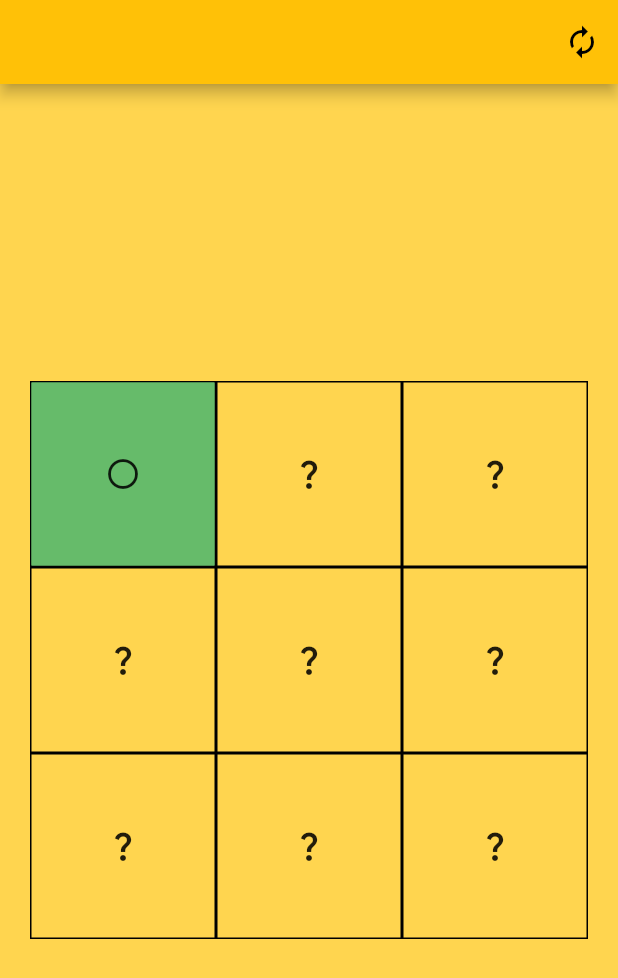
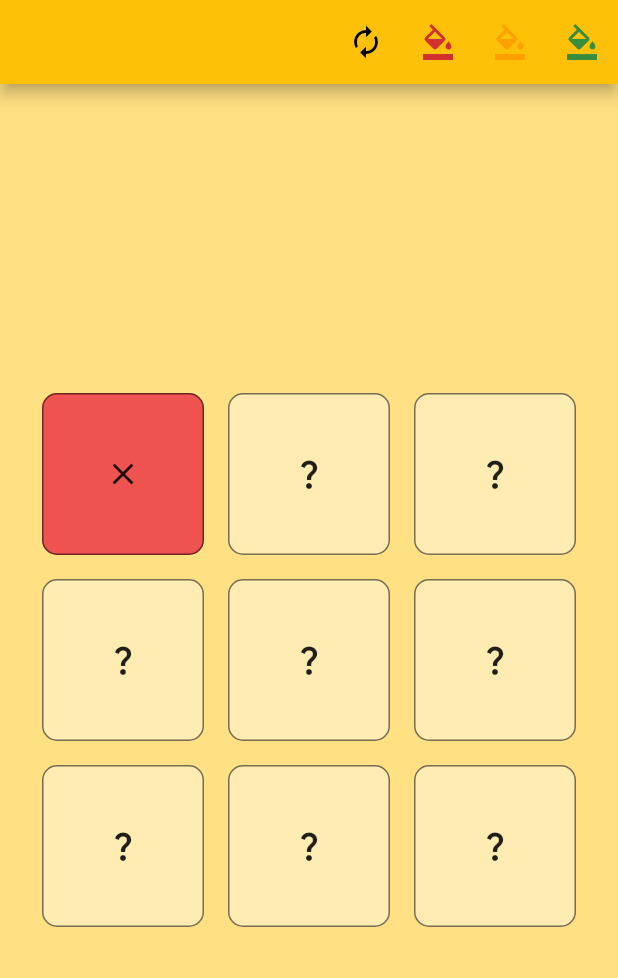
Before and after one commit to linememory/tic_tac_toe, a Flutter app: the screen it shows after launch, after a tap on the "question mark" icon, on a phone screen of 412 x 824 dp. Shown: the top 978 px of the screen. Run offline on Flutter 3.47's test engine with Material 2 defaults, Android fonts, the phone set to English and light mode, and no system bars; our stand-ins replace flutter_riverpod.

Commit message:
added riverpod state management

```diff
--- a/lib/features/game/views/tic_tac_toe.dart
+++ b/lib/features/game/views/tic_tac_toe.dart
@@ -1,4 +1,14 @@
 import 'package:flutter/material.dart';
+import 'package:flutter_riverpod/flutter_riverpod.dart';
+import 'package:tic_tac_toe/main.dart';
+
+final ticTacToeProvider = StateProvider<List<FieldState>>((ref) {
+  return List.filled(3 * 3, FieldState.empty);
+});
+
+final playerProvider = StateProvider<bool>((ref) {
+  return false;
+});
 
 enum FieldState {
   empty("Empty"),
@@ -9,47 +19,131 @@ enum FieldState {
   const FieldState(this.name);
 }
 
-class TicTacToe extends StatefulWidget {
+class TicTacToe extends ConsumerWidget {
   const TicTacToe({Key? key}) : super(key: key);
 
   @override
-  State<TicTacToe> createState() => _TicTacToeState();
+  Widget build(BuildContext context, WidgetRef ref) {
+    ref.listen<StateController<List<FieldState>>>(ticTacToeProvider.state,
+        (previous, next) {
+      String winnerName = "";
+      Color color = Theme.of(context).primaryColor;
+      if (hasPlayerWon(FieldState.player1, next.state)) {
+        winnerName = "${FieldState.player1.name} Has Won!";
+        color = Colors.green;
+      } else if (hasPlayerWon(FieldState.player2, next.state)) {
+        winnerName = "${FieldState.player2.name} Has Won!";
+        color = Colors.red;
+      } else if (!next.state.contains(FieldState.empty)) {
+        winnerName = "Draw!";
+      } else {
+        return;
+      }
+      showDialog<String>(
+        barrierDismissible: false,
+        context: context,
+        builder: (BuildContext context) => SimpleDialog(
+          backgroundColor: color,
+          titlePadding: const EdgeInsets.all(10),
+          contentPadding: const EdgeInsets.all(0),
+          title: const Text(
+            'Game Ended',
+            textAlign: TextAlign.center,
+          ),
+          children: [
+            Padding(
+              padding: const EdgeInsets.all(18.0),
+              child: Center(
+                child: Column(
+                  mainAxisAlignment: MainAxisAlignment.center,
+                  children: [
+                    Text(
+                      winnerName,
+                      textAlign: TextAlign.center,
+                    ),
+                    const SizedBox(
+                      height: 25,
+                    ),
+                    ElevatedButton(
+                      onPressed: () {
+                        ref.refresh(ticTacToeProvider);
+                        Navigator.pop(context, 'Again');
+                      },
+                      child: const Text("Play Again!"),
+                    )
+                  ],
+                ),
+              ),
+            ),
+          ],
+        ),
+      );
+    });
+
+    List<Widget> children = generateChildren(ref, context);
+
+    return Scaffold(
+      backgroundColor: Theme.of(context).backgroundColor,
+      appBar: AppBar(
+        actions: [
+          IconButton(
+            onPressed: () {
+              ref.refresh(ticTacToeProvider);
+            },
+            icon: const Icon(Icons.autorenew),
+          ),
+          IconButton(
+            onPressed: () {
+              ref.read(themeColorProvider.state).state = Colors.red;
+            },
+            icon: Icon(
+              Icons.format_color_fill_outlined,
+              color: Colors.red.shade700,
+            ),
+          ),
+          IconButton(
+            onPressed: () {
+              ref.read(themeColorProvider.state).state = Colors.amber;
+            },
+            icon: Icon(
+              Icons.format_color_fill_outlined,
+              color: Colors.amber.shade700,
+            ),
+          ),
+          IconButton(
+            onPressed: () {
+              ref.read(themeColorProvider.state).state = Colors.green;
+            },
+            icon: Icon(
+              Icons.format_color_fill_outlined,
+              color: Colors.green.shade700,
+            ),
+          ),
+        ],
+      ),
+      body: SafeArea(
+        child: Center(
+          child: Builder(
+            builder: (context) {
+              // if (winner == null) {
+              return GridView(
+                shrinkWrap: true,
+                padding: const EdgeInsets.all(20),
+                gridDelegate: const SliverGridDelegateWithFixedCrossAxisCount(
+                    crossAxisCount: 3),
+                children: children,
+              );
+            },
+          ),
+        ),
+      ),
+    );
   }
 
-class _TicTacToeState extends State<TicTacToe> {
-  var fields = List.filled(9, FieldState.empty);
-  bool player = false;
-  @override
-  Widget build(BuildContext context) {
-    hasPlayerWon(player) {
-      // horizontal
-      if ((fields[0] == player && fields[1] == player && fields[2] == player) ||
-          (fields[3] == player && fields[4] == player && fields[5] == player) ||
-          (fields[6] == player && fields[7] == player && fields[8] == player)) {
-        return true;
-      }
-      // vertical
-      if ((fields[0] == player && fields[3] == player && fields[6] == player) ||
-          (fields[1] == player && fields[4] == player && fields[7] == player) ||
-          (fields[2] == player && fields[5] == player && fields[8] == player)) {
-        return true;
-      }
-      // diagonal
-      if ((fields[0] == player && fields[4] == player && fields[8] == player) ||
-          (fields[6] == player && fields[4] == player && fields[2] == player)) {
-        return true;
-      }
-      return false;
-    }
-
-    FieldState? winner;
-    winner = hasPlayerWon(FieldState.player1)
-        ? FieldState.player1
-        : hasPlayerWon(FieldState.player2)
-            ? FieldState.player2
-            : null;
+  List<Widget> generateChildren(WidgetRef ref, context) {
+    List<FieldState> fields = ref.watch(ticTacToeProvider.state).state;
+    bool player = ref.watch(playerProvider.state).state;
     List<Widget> children = [];
-    bool hassEmptyField = false;
     for (int i = 0; i < 9; i++) {
       IconData? iconData;
       Color? color = Colors.transparent;
@@ -57,12 +151,12 @@ class _TicTacToeState extends State<TicTacToe> {
       switch (fields[i]) {
         case FieldState.empty:
           iconData = Icons.question_mark;
-          color = Colors.transparent;
+          color = Theme.of(context).primaryColorLight;
           onTab = (int id) {
-            setState(() {
-              player = !player;
-              fields[id] = player ? FieldState.player1 : FieldState.player2;
-            });
+            List<FieldState> state = List.from(fields);
+            state[id] = player ? FieldState.player1 : FieldState.player2;
+            ref.read(ticTacToeProvider.state).state = state;
+            ref.read(playerProvider.state).state = !player;
           };
           break;
         case FieldState.player1:
@@ -83,79 +177,29 @@ class _TicTacToeState extends State<TicTacToe> {
           onTab: onTab,
         ),
       );
-      if (fields[i] == FieldState.empty) hassEmptyField = true;
+    }
+    return children;
   }
 
-    if (!hassEmptyField) winner = FieldState.empty;
-    return Scaffold(
-      backgroundColor: winner == FieldState.player1
-          ? Colors.green.shade300
-          : winner == FieldState.player2
-              ? Colors.red.shade300
-              : Colors.amber.shade300,
-      appBar: AppBar(actions: [
-        IconButton(
-            onPressed: () {
-              setState(() {
-                fields = List.filled(9, FieldState.empty);
-              });
-            },
-            icon: const Icon(Icons.autorenew))
-      ]),
-      body: SafeArea(
-        child: Center(
-          child: Builder(
-            builder: (context) {
-              if (winner == null) {
-                return GridView(
-                  shrinkWrap: true,
-                  padding: const EdgeInsets.all(20),
-                  gridDelegate: const SliverGridDelegateWithFixedCrossAxisCount(
-                      crossAxisCount: 3),
-                  children: children,
-                );
-              } else {
-                String winnerName = winner == FieldState.empty
-                    ? "Draw!"
-                    : "${winner.name} Has Won!";
-                return Center(
-                  child: Column(
-                    mainAxisAlignment: MainAxisAlignment.center,
-                    children: [
-                      Card(
-                        margin: const EdgeInsets.symmetric(horizontal: 100),
-                        color: winner == FieldState.player1
-                            ? Colors.green
-                            : winner == FieldState.player2
-                                ? Colors.red
-                                : Colors.amber,
-                        child: ListTile(
-                          title: Text(
-                            winnerName,
-                            textAlign: TextAlign.center,
-                          ),
-                        ),
-                      ),
-                      const SizedBox(
-                        height: 25,
-                      ),
-                      ElevatedButton(
-                        onPressed: () {
-                          setState(() {
-                            fields = List.filled(9, FieldState.empty);
-                          });
-                        },
-                        child: const Text("Play Again!"),
-                      )
-                    ],
-                  ),
-                );
+  bool hasPlayerWon(FieldState player, List<FieldState> fields) {
+    // horizontal
+    if ((fields[0] == player && fields[1] == player && fields[2] == player) ||
+        (fields[3] == player && fields[4] == player && fields[5] == player) ||
+        (fields[6] == player && fields[7] == player && fields[8] == player)) {
+      return true;
     }
-            },
-          ),
-        ),
-      ),
-    );
+    // vertical
+    if ((fields[0] == player && fields[3] == player && fields[6] == player) ||
+        (fields[1] == player && fields[4] == player && fields[7] == player) ||
+        (fields[2] == player && fields[5] == player && fields[8] == player)) {
+      return true;
+    }
+    // diagonal
+    if ((fields[0] == player && fields[4] == player && fields[8] == player) ||
+        (fields[6] == player && fields[4] == player && fields[2] == player)) {
+      return true;
+    }
+    return false;
   }
 }
 
@@ -175,18 +219,17 @@ class Field extends StatelessWidget {
 
   @override
   Widget build(BuildContext context) {
-    return GestureDetector(
+    return Padding(
+      padding: const EdgeInsets.all(8.0),
+      child: GestureDetector(
         onTap: () {
           if (onTab != null) onTab!(id);
         },
         child: Container(
           decoration: BoxDecoration(
               color: color,
-          border: Border.all(),
-        ),
-        child: Container(
-          constraints: const BoxConstraints.expand(),
-          color: color,
+              border: Border.all(color: Colors.black54),
+              borderRadius: BorderRadius.circular(10)),
           child: Icon(icon ?? Icons.question_mark),
         ),
       ),
--- a/lib/main.dart
+++ b/lib/main.dart
@@ -1,19 +1,26 @@
 import 'package:flutter/material.dart';
+import 'package:flutter_riverpod/flutter_riverpod.dart';
 import 'package:tic_tac_toe/features/game/views/tic_tac_toe.dart';
 
+final themeColorProvider = StateProvider<MaterialColor>((ref) {
+  return Colors.amber;
+});
+
 void main() {
-  runApp(const MyApp());
+  runApp(const ProviderScope(child: MyApp()));
 }
 
-class MyApp extends StatelessWidget {
+class MyApp extends ConsumerWidget {
   const MyApp({super.key});
 
   @override
-  Widget build(BuildContext context) {
+  Widget build(BuildContext context, WidgetRef ref) {
+    final color = ref.watch(themeColorProvider);
+
     return MaterialApp(
       title: 'Tic Tac Toe',
       theme: ThemeData(
-        primarySwatch: Colors.amber,
+        primarySwatch: color,
       ),
       home: const TicTacToe(),
     );
```
Lines whose indentation alone changed are shown as unchanged.
